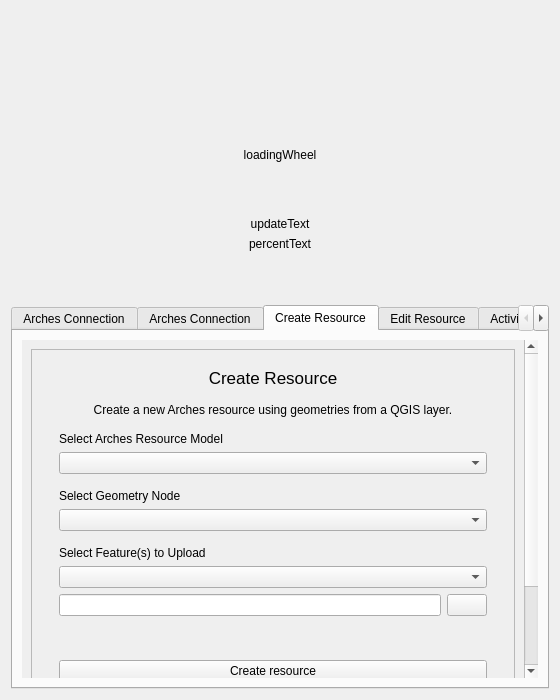
First picture: the form in arches_project/ui/arches_project_dialog_base.ui, repository archesproject/arches-qgis, before the edit.
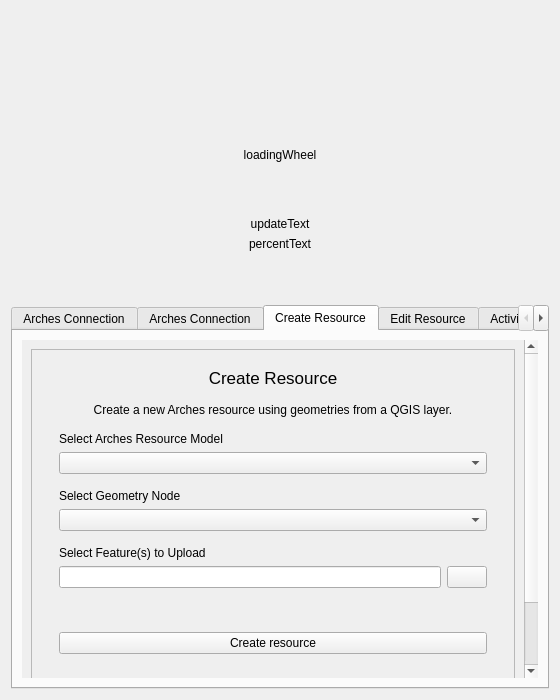
Second picture: the form after the edit. Icons and pictures are not drawn. Custom widgets are drawn as their Qt base class.

Commit message: Remove create resource layer combobox, flesh out selected geometries, modify map and geometry .py files

Patch:
```diff
--- a/arches_project/ui/arches_project_dialog_base.ui
+++ b/arches_project/ui/arches_project_dialog_base.ui
@@ -774,9 +774,9 @@
           <property name="geometry">
            <rect>
             <x>0</x>
-            <y>-53</y>
+            <y>0</y>
             <width>495</width>
-            <height>590</height>
+            <height>555</height>
            </rect>
           </property>
           <layout class="QVBoxLayout" name="verticalLayout_11">
@@ -923,9 +923,6 @@
                    </property>
                   </widget>
                  </item>
-                 <item>
-                  <widget class="QComboBox" name="createResGeomSelectCombo"/>
-                 </item>
                  <item>
                   <widget class="QFrame" name="createResFeatureSelectFrame">
                    <property name="frameShape">
```
Left out of the diff: 4 changed lines with no effect on the pictures. The commit also changes 5 other files.
